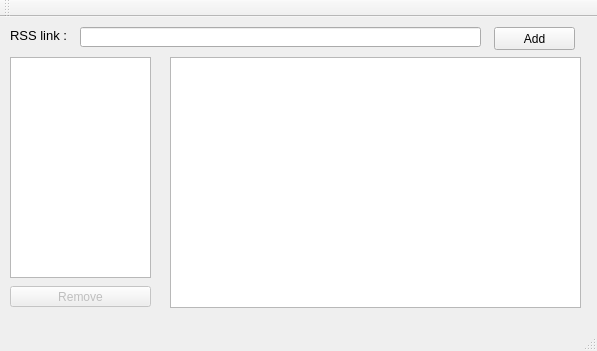
Old version of the form mainwindow.ui in the repository KapustaB/RSSfeedReaderNWP.
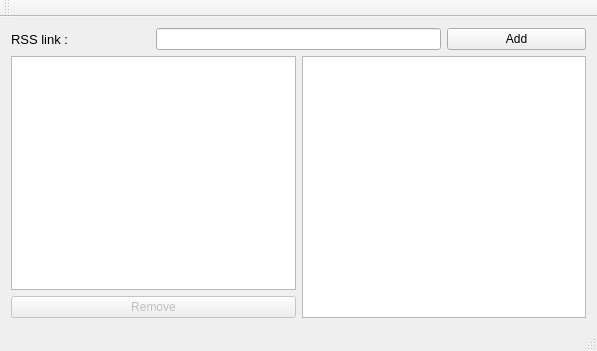
New version of the form.

```diff
--- a/mainwindow.ui
+++ b/mainwindow.ui
@@ -14,41 +14,9 @@
    <string>MainWindow</string>
   </property>
   <widget class="QWidget" name="centralWidget">
-   <widget class="QListWidget" name="linkListWidget">
-    <property name="geometry">
-     <rect>
-      <x>10</x>
-      <y>40</y>
-      <width>141</width>
-      <height>221</height>
-     </rect>
-    </property>
-   </widget>
-   <widget class="QPushButton" name="removeLinkBtn">
-    <property name="enabled">
-     <bool>false</bool>
-    </property>
-    <property name="geometry">
-     <rect>
-      <x>10</x>
-      <y>269</y>
-      <width>141</width>
-      <height>21</height>
-     </rect>
-    </property>
-    <property name="text">
-     <string>Remove</string>
-    </property>
-   </widget>
+   <layout class="QGridLayout" name="gridLayout">
+    <item row="0" column="0">
    <widget class="QLabel" name="label">
-    <property name="geometry">
-     <rect>
-      <x>10</x>
-      <y>10</y>
-      <width>61</width>
-      <height>16</height>
-     </rect>
-    </property>
     <property name="font">
      <font>
       <pointsize>10</pointsize>
@@ -58,39 +26,34 @@
      <string>RSS link :</string>
     </property>
    </widget>
-   <widget class="QLineEdit" name="linkLineEdit">
-    <property name="geometry">
-     <rect>
-      <x>80</x>
-      <y>10</y>
-      <width>401</width>
-      <height>20</height>
-     </rect>
-    </property>
-   </widget>
+    </item>
+    <item row="0" column="1" colspan="2">
+     <widget class="QLineEdit" name="linkLineEdit"/>
+    </item>
+    <item row="0" column="3">
    <widget class="QPushButton" name="addLinkBtn">
-    <property name="geometry">
-     <rect>
-      <x>494</x>
-      <y>10</y>
-      <width>81</width>
-      <height>23</height>
-     </rect>
-    </property>
     <property name="text">
      <string>Add</string>
     </property>
    </widget>
-   <widget class="QTextBrowser" name="msgFeedTextBrowser">
-    <property name="geometry">
-     <rect>
-      <x>170</x>
-      <y>40</y>
-      <width>411</width>
-      <height>251</height>
-     </rect>
-    </property>
-   </widget>
+    </item>
+    <item row="1" column="0" colspan="2">
+     <widget class="QListWidget" name="linkListWidget"/>
+    </item>
+    <item row="1" column="2" rowspan="2" colspan="2">
+     <widget class="QTextBrowser" name="msgFeedTextBrowser"/>
+    </item>
+    <item row="2" column="0" colspan="2">
+     <widget class="QPushButton" name="removeLinkBtn">
+      <property name="enabled">
+       <bool>false</bool>
+      </property>
+      <property name="text">
+       <string>Remove</string>
+      </property>
+     </widget>
+    </item>
+   </layout>
   </widget>
   <widget class="QMenuBar" name="menuBar">
    <property name="geometry">
```
Lines whose indentation alone changed are shown as unchanged.
